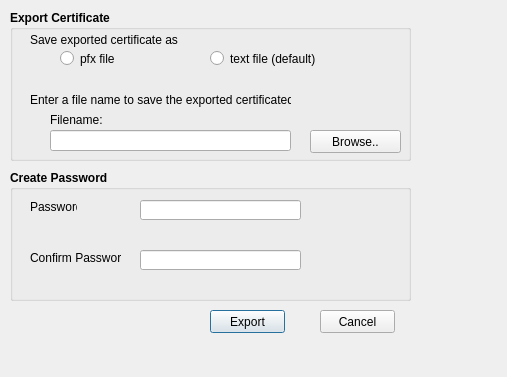
This is export.ui in stacywaturi/Design1 as Qt 5 draws it before an edit. The edited form follows.
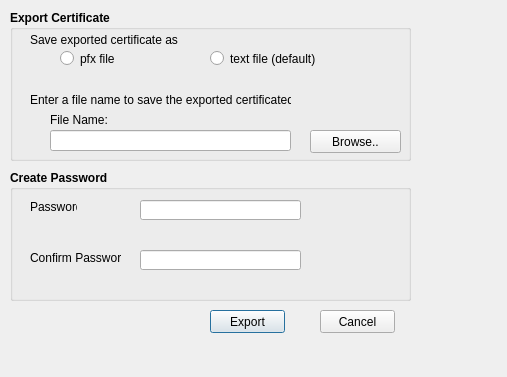
This is the edited form.

Patch:
```diff
--- a/export.ui
+++ b/export.ui
@@ -279,7 +279,7 @@
      </font>
     </property>
     <property name="text">
-     <string>Filename:</string>
+     <string>File Name:</string>
     </property>
    </widget>
    <widget class="QRadioButton" name="pfx_radioButton">
```
